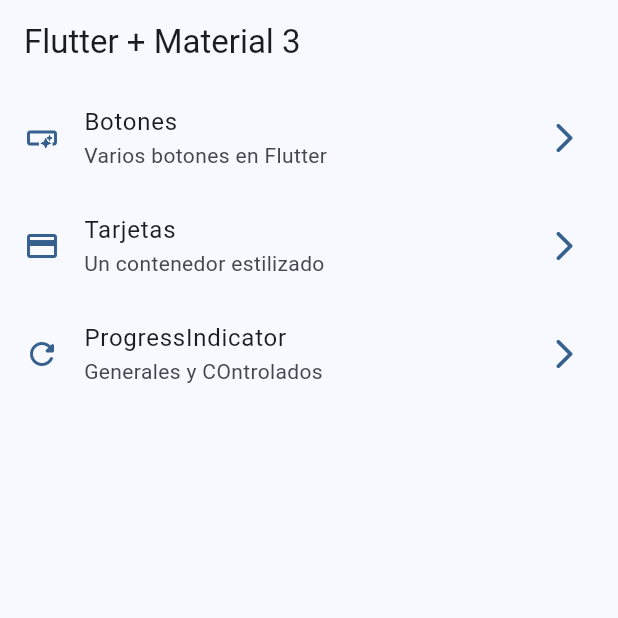
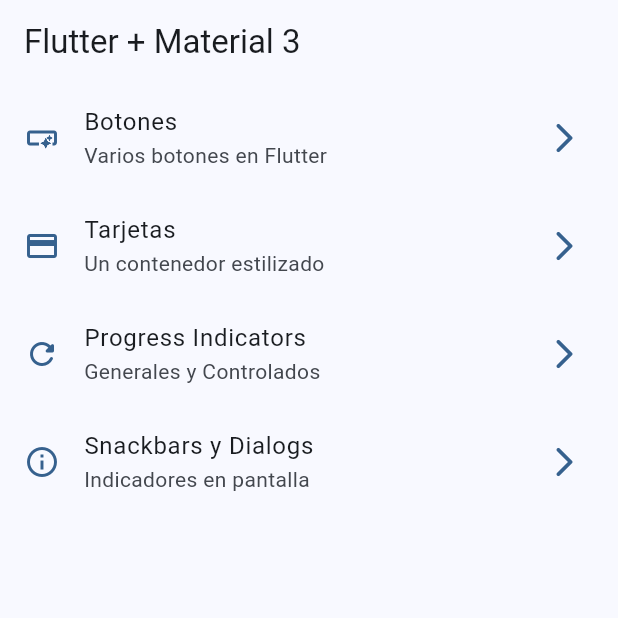
Before and after one commit to DELMER-DESARROLLO-INTELIGENTE/widgetsapp, a Flutter app: the screen it shows after launch, on a phone screen of 412 x 824 dp, the top half of it. Run offline on Flutter 3.47's test engine with Material 2 defaults, Android fonts, the phone set to English and light mode, and no system bars; our stand-ins replace go_router.

Commit message:
snackbars y dialos ready

```diff
--- a/lib/config/menu/menu_items.dart
+++ b/lib/config/menu/menu_items.dart
@@ -31,9 +31,15 @@ const appMenuItems = <MenuItem>[
     icon: Icons.credit_card
   ),
   MenuItem(
-    title: 'ProgressIndicator',
-    subTitle: 'Generales y COntrolados',
+    title: 'Progress Indicators',
+    subTitle: 'Generales y Controlados',
     link: '/progress',
     icon: Icons.refresh_rounded
   ),
+  MenuItem(
+    title: 'Snackbars y Dialogs',
+    subTitle: 'Indicadores en pantalla',
+    link: '/snackbars',
+    icon: Icons.info_outline
+  ),
 ];
--- a/lib/config/router/app_router.dart
+++ b/lib/config/router/app_router.dart
@@ -29,5 +29,11 @@ final appRouter = GoRouter(
       name: ProgressScreen.name,
       builder: (context, state) => const ProgressScreen(),
     ),
+
+    GoRoute(
+      path: '/snackbars',
+      name: SnackbarScreen.name,
+      builder: (context, state) => const SnackbarScreen(),
+    ),
   ],
 );
--- a/lib/main.dart
+++ b/lib/main.dart
@@ -12,6 +12,7 @@ class MainApp extends StatelessWidget {
   @override
   Widget build(BuildContext context) {
     return MaterialApp.router(
+      title: 'Flutter Widgets',
       routerConfig: appRouter,
       debugShowCheckedModeBanner: false,
       theme: AppTheme(selectedColor: 0).getTheme(),
```
Also changed, not shown: lib/presentation/screens/snackbar/snackbar_screen.dart (+62 -1 lines).
